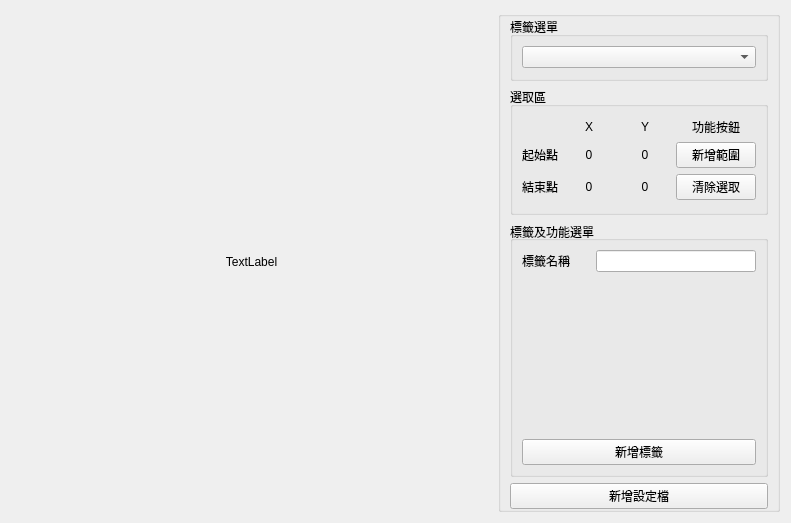
First picture: the form in src/widget/ocr_format_create_widget/ocr_format_create_widget.ui, repository IDK-Silver/Customize_OCR, before the edit.
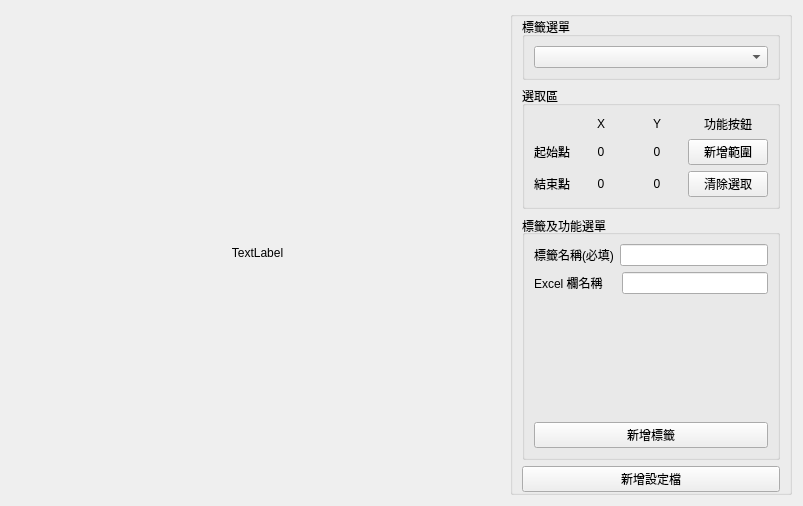
Second picture: the form after the edit. Custom widgets are drawn as their Qt base class.

```diff
--- a/src/widget/ocr_format_create_widget/ocr_format_create_widget.ui
+++ b/src/widget/ocr_format_create_widget/ocr_format_create_widget.ui
@@ -6,8 +6,8 @@
    <rect>
     <x>0</x>
     <y>0</y>
-    <width>791</width>
-    <height>523</height>
+    <width>803</width>
+    <height>506</height>
    </rect>
   </property>
   <property name="minimumSize">
@@ -292,7 +292,55 @@
          <bool>false</bool>
         </property>
         <layout class="QGridLayout" name="gridLayout">
-         <item row="4" column="1">
+         <item row="4" column="0">
+          <layout class="QHBoxLayout" name="horizontalLayout_2">
+           <item>
+            <widget class="QLabel" name="label">
+             <property name="text">
+              <string>Excel 欄名稱    </string>
+             </property>
+            </widget>
+           </item>
+           <item>
+            <widget class="QLineEdit" name="le_excel_col"/>
+           </item>
+          </layout>
+         </item>
+         <item row="6" column="0">
+          <widget class="QPushButton" name="pb_add_tag">
+           <property name="text">
+            <string>新增標籤</string>
+           </property>
+          </widget>
+         </item>
+         <item row="3" column="0">
+          <layout class="QHBoxLayout" name="horizontalLayout">
+           <item>
+            <widget class="QLabel" name="label_2">
+             <property name="sizePolicy">
+              <sizepolicy hsizetype="Preferred" vsizetype="Preferred">
+               <horstretch>3</horstretch>
+               <verstretch>0</verstretch>
+              </sizepolicy>
+             </property>
+             <property name="text">
+              <string>標籤名稱(必填)</string>
+             </property>
+            </widget>
+           </item>
+           <item>
+            <widget class="QLineEdit" name="le_tag_name">
+             <property name="sizePolicy">
+              <sizepolicy hsizetype="Preferred" vsizetype="Fixed">
+               <horstretch>7</horstretch>
+               <verstretch>0</verstretch>
+              </sizepolicy>
+             </property>
+            </widget>
+           </item>
+          </layout>
+         </item>
+         <item row="5" column="0">
           <spacer name="verticalSpacer">
            <property name="orientation">
             <enum>Qt::Vertical</enum>
@@ -305,40 +353,6 @@
            </property>
           </spacer>
          </item>
-         <item row="3" column="1">
-          <layout class="QHBoxLayout" name="horizontalLayout">
-           <item>
-            <widget class="QLabel" name="label_2">
-             <property name="sizePolicy">
-              <sizepolicy hsizetype="Preferred" vsizetype="Preferred">
-               <horstretch>3</horstretch>
-               <verstretch>0</verstretch>
-              </sizepolicy>
-             </property>
-             <property name="text">
-              <string>標籤名稱</string>
-             </property>
-            </widget>
-           </item>
-           <item>
-            <widget class="QLineEdit" name="lineEdit">
-             <property name="sizePolicy">
-              <sizepolicy hsizetype="Preferred" vsizetype="Fixed">
-               <horstretch>7</horstretch>
-               <verstretch>0</verstretch>
-              </sizepolicy>
-             </property>
-            </widget>
-           </item>
-          </layout>
-         </item>
-         <item row="5" column="1">
-          <widget class="QPushButton" name="pb_add_tag">
-           <property name="text">
-            <string>新增標籤</string>
-           </property>
-          </widget>
-         </item>
         </layout>
        </widget>
       </item>
```
